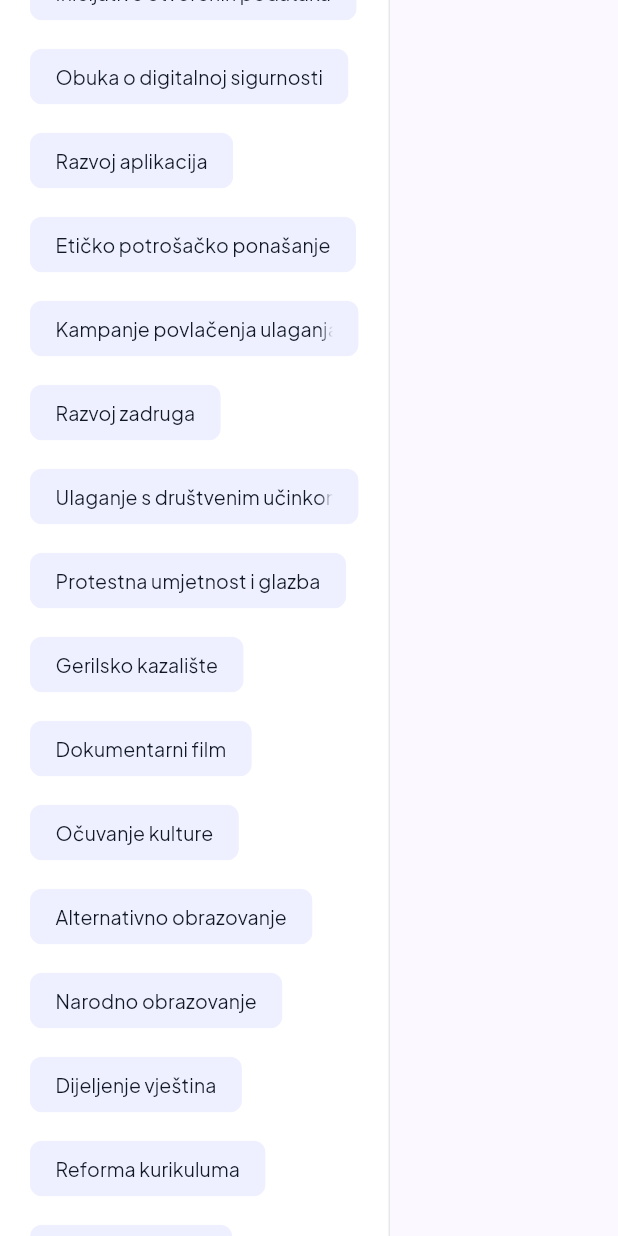
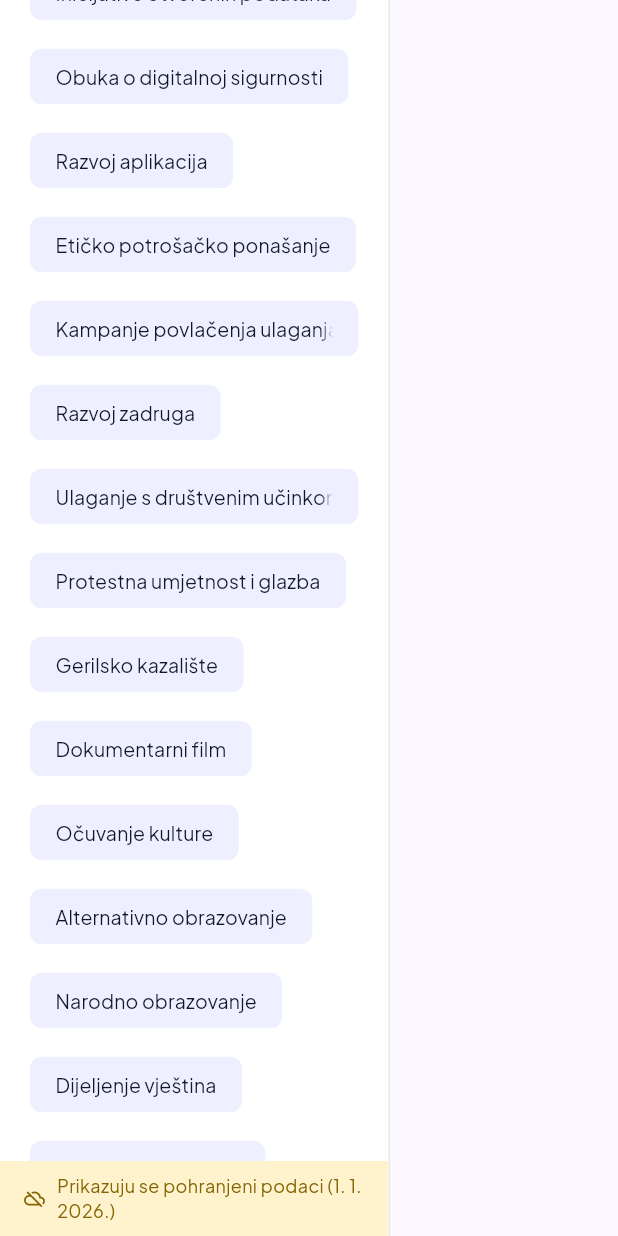
Before and after one commit to markfili/uradisad, a Flutter app: the DesktopSidebar widget shown alone on an empty page, opened directly with sample values from the repository, scrolled down 1728 dp, on a phone screen of 412 x 824 dp. Run offline on Flutter 3.47's test engine with Material 3 defaults, Android fonts, the phone set to English and light mode, and no system bars; our stand-ins replace dio, flutter_riverpod, freezed_annotation, google_fonts, retrofit; generated files the repository leaves out were written again; network calls fail.

Commit message:
Add repository layer, manifest timestamp, and stale-data banner
- assets/manifest.json: bundled timestamp file written by merge_sources.sh
- DataManifest: simple model for the generated_at field
- DataResult<T>: carries data + DataSource (remote/asset) + optional timestamp
- SourceRepository: single class encapsulating all remote-vs-asset fallback logic
- sources_provider.dart: replaced inline try/catch with repository calls;
  added manifestProvider, isUsingFallbackProvider, dataGeneratedAtProvider
- DataFreshnessBanner: amber banner shown when offline (asset fallback active),
  displays the bundled data date; hidden when remote data loads successfully
- Banner placed below MobileHeader (mobile) and at sidebar bottom (desktop)

Co-Authored-By: Claude Sonnet 4.6 <noreply@anthropic.com>

```diff
--- a/lib/data/activism_api.dart
+++ b/lib/data/activism_api.dart
@@ -1,5 +1,6 @@
 import 'package:aktivizam/data/activism_source.dart';
 import 'package:aktivizam/data/activitsm_categories.dart';
+import 'package:aktivizam/data/data_manifest.dart';
 import 'package:dio/dio.dart';
 import 'package:retrofit/retrofit.dart';
 
@@ -9,6 +10,9 @@ part 'activism_api.g.dart';
 abstract class ActivismApi {
   factory ActivismApi(Dio dio, {String baseUrl}) = _ActivismApi;
 
+  @GET('/assets/manifest.json')
+  Future<DataManifest> getManifest();
+
   @GET('/assets/categories.json')
   Future<List<ActivismCategory>> getCategories();
 
--- a/lib/main.dart
+++ b/lib/main.dart
@@ -1,6 +1,7 @@
 import 'package:aktivizam/data/activism_source.dart';
 import 'package:aktivizam/providers/filter_provider.dart';
 import 'package:aktivizam/theme.dart';
+import 'package:aktivizam/widgets/data_freshness_banner.dart';
 import 'package:aktivizam/widgets/desktop_layout.dart';
 import 'package:aktivizam/widgets/mobile_layout.dart';
 import 'package:aktivizam/widgets/source_card.dart';
@@ -141,6 +142,7 @@ class _MyHomePageState extends ConsumerState<MyHomePage> {
     return Column(
       children: [
         const MobileHeader(),
+        const DataFreshnessBanner(),
         MobileSearchBar(
           controller: _searchCtrl,
           onChanged: notifier.setSearchQuery,
--- /dev/null
+++ b/lib/widgets/data_freshness_banner.dart
@@ -0,0 +1,40 @@
+import 'package:aktivizam/providers/sources_provider.dart';
+import 'package:flutter/material.dart';
+import 'package:flutter_riverpod/flutter_riverpod.dart';
+
+class DataFreshnessBanner extends ConsumerWidget {
+  const DataFreshnessBanner({super.key});
+
+  @override
+  Widget build(BuildContext context, WidgetRef ref) {
+    final isStale = ref.watch(isUsingFallbackProvider);
+    if (!isStale) return const SizedBox.shrink();
+
+    final generatedAt = ref.watch(dataGeneratedAtProvider);
+    final label = generatedAt != null
+        ? 'Prikazuju se pohranjeni podaci (${_formatDate(generatedAt)})'
+        : 'Prikazuju se pohranjeni podaci';
+
+    return Container(
+      width: double.infinity,
+      padding: const EdgeInsets.symmetric(horizontal: 16, vertical: 8),
+      color: const Color(0xFFFFF3CD),
+      child: Row(
+        children: [
+          const Icon(Icons.cloud_off_outlined, size: 14, color: Color(0xFF856404)),
+          const SizedBox(width: 8),
+          Expanded(
+            child: Text(
+              label,
+              style: const TextStyle(fontSize: 12, color: Color(0xFF856404)),
+            ),
+          ),
+        ],
+      ),
+    );
+  }
+
+  String _formatDate(DateTime dt) {
+    return '${dt.day}. ${dt.month}. ${dt.year}.';
+  }
+}
--- a/lib/widgets/desktop_layout.dart
+++ b/lib/widgets/desktop_layout.dart
@@ -2,6 +2,7 @@ import 'package:aktivizam/data/activism_path.dart';
 import 'package:aktivizam/data/activitsm_categories.dart';
 import 'package:aktivizam/theme.dart';
 import 'package:aktivizam/widgets/common.dart';
+import 'package:aktivizam/widgets/data_freshness_banner.dart';
 import 'package:flutter/material.dart';
 import 'package:google_fonts/google_fonts.dart';
 
@@ -94,6 +95,7 @@ class DesktopSidebar extends StatelessWidget {
               ),
             ),
           ),
+          const DataFreshnessBanner(),
         ],
       ),
     );
--- a/pubspec.yaml
+++ b/pubspec.yaml
@@ -67,6 +67,7 @@ flutter:
   uses-material-design: true
 
   assets:
+    - assets/manifest.json
     - assets/sources.json
     - assets/categories.json
     - assets/screenshots/
```
Also changed, not shown: lib/data/data_manifest.dart (added, +11 -0 lines), lib/data/data_result.dart (added, +11 -0 lines), lib/data/source_repository.dart (added, +51 -0 lines), lib/providers/sources_provider.dart (+32 -23 lines), assets/manifest.json (added), lib/data/activism_api.g.dart, 1 other file.
